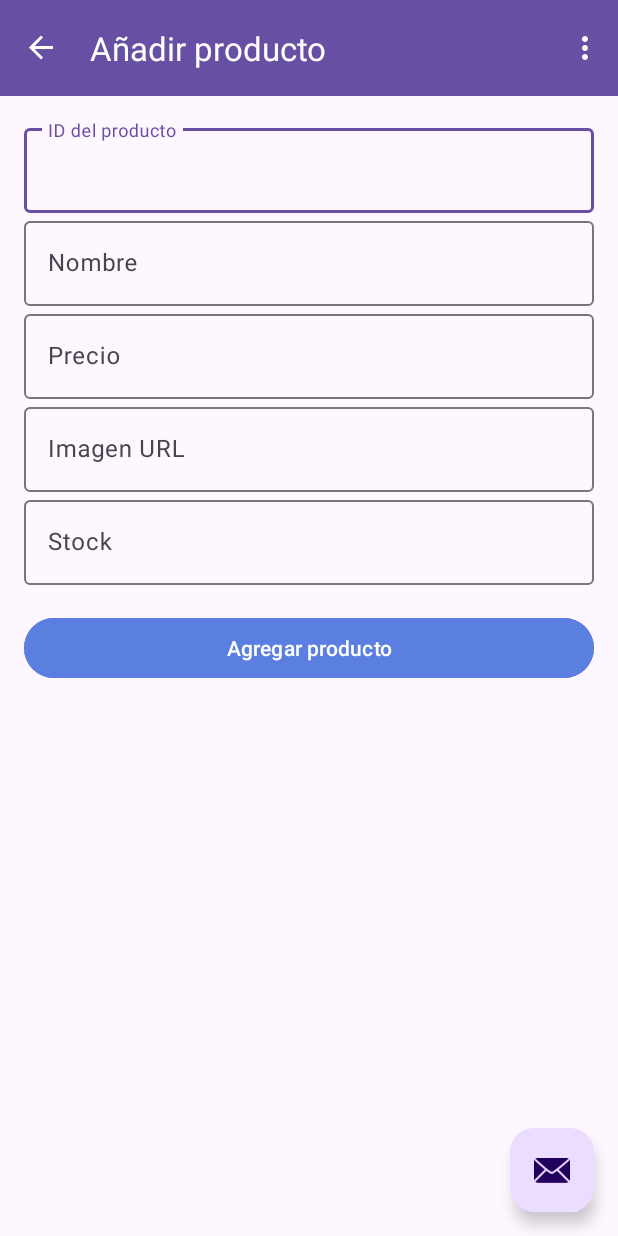
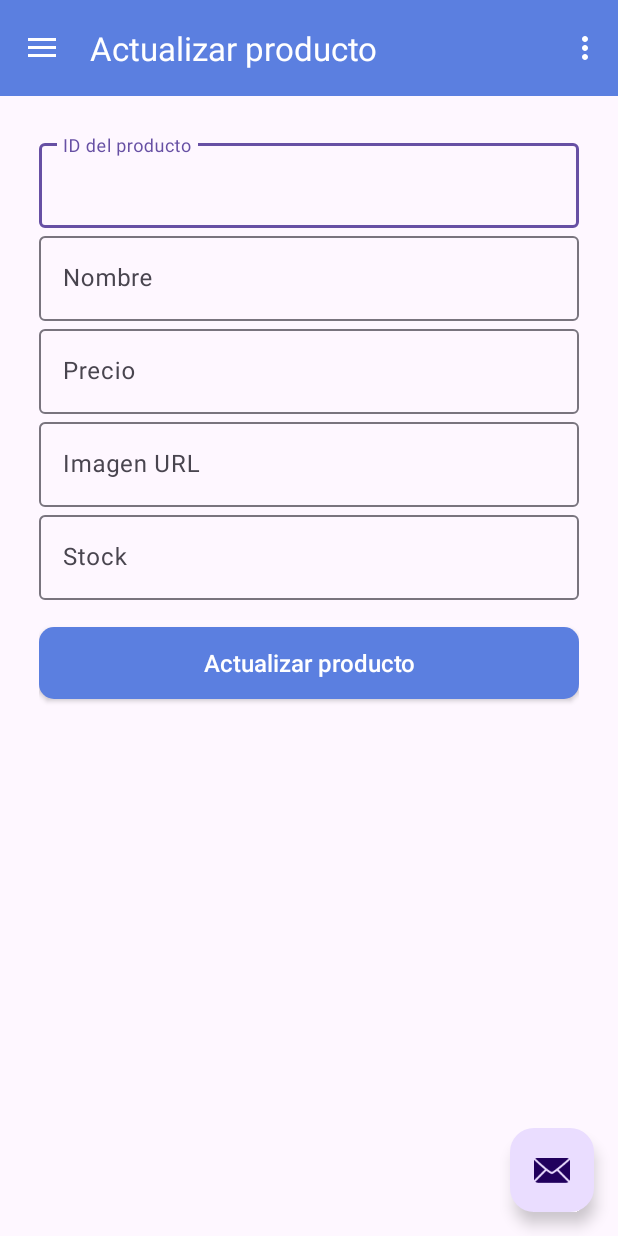
Before and after one commit to Kevingg06/RefactoringLife5_crud, an Android app: the screen it shows after launch (HomeActivityFragment), in the side drawer, after a tap on "Actualizar producto", on a phone screen of 412 x 824 dp. Run offline under Robolectric (Android 15) with nearby library versions, the phone set to English and light mode, and no system bars; our stand-ins replace data binding, navigation-ui.

Commit message:
update y add

```diff
--- a/app/src/main/AndroidManifest.xml
+++ b/app/src/main/AndroidManifest.xml
@@ -18,11 +18,10 @@
             android:label="@string/title_activity_home_fragment"
             android:theme="@style/Theme.MyApplication.NoActionBar" />
         <activity
-            android:name=".ui.HomeActivityFragment"
-            android:exported="true">
+        android:name=".ui.HomeActivityFragment"
+        android:exported="true">
             <intent-filter>
                 <action android:name="android.intent.action.MAIN" />
-
                 <category android:name="android.intent.category.LAUNCHER" />
             </intent-filter>
         </activity>
--- a/app/src/main/java/com/example/myapplication/ui/HomeActivityFragment.kt
+++ b/app/src/main/java/com/example/myapplication/ui/HomeActivityFragment.kt
@@ -39,7 +39,7 @@ class HomeActivityFragment : AppCompatActivity() {
         // menu should be considered as top level destinations.
         appBarConfiguration = AppBarConfiguration(
             setOf(
-                R.id.nav_home, R.id.nav_add, R.id.nav_slideshow
+                R.id.nav_home, R.id.nav_add, R.id.nav_update
             ), drawerLayout
         )
         setupActionBarWithNavController(navController, appBarConfiguration)
--- a/app/src/main/java/com/example/myapplication/ui/ui/add/AddFragment.kt
+++ b/app/src/main/java/com/example/myapplication/ui/ui/add/AddFragment.kt
@@ -82,7 +82,7 @@ class AddFragment : Fragment() {
             MaterialAlertDialogBuilder(requireContext())
                 .setTitle("Producto añadido")
                 .setMessage("El producto se ha agregado exitosamente.")
-                .setPositiveButton("OK") { dialog, _ ->
+                .setPositiveButton("Aceptar") { dialog, _ ->
                     dialog.dismiss()
                 }
                 .show()
@@ -90,6 +90,7 @@ class AddFragment : Fragment() {
             // Limpiar campos
             binding.idEditText.text?.clear()
             binding.nameEditText.text?.clear()
+            binding.priceEditText.text?.clear()
             binding.imageEditText.text?.clear()
             binding.stockEditText.text?.clear()
         }
--- a/app/src/main/java/com/example/myapplication/ui/ui/slideshow/SlideshowViewModel.kt
+++ b/app/src/main/java/com/example/myapplication/ui/ui/update/SlideshowViewModel.kt
@@ -1,4 +1,4 @@
-package com.example.myapplication.ui.ui.slideshow
+package com.example.myapplication.ui.ui.update
 
 import androidx.lifecycle.LiveData
 import androidx.lifecycle.MutableLiveData
--- /dev/null
+++ b/app/src/main/res/drawable/button_background.xml
@@ -0,0 +1,5 @@
+<?xml version="1.0" encoding="utf-8"?>
+<shape xmlns:android="http://schemas.android.com/apk/res/android">
+    <solid android:color="@color/azul" />
+    <corners android:radius="10dp" />
+</shape>
--- a/app/src/main/res/layout/app_bar_home_activity_fragment.xml
+++ b/app/src/main/res/layout/app_bar_home_activity_fragment.xml
@@ -15,7 +15,7 @@
             android:id="@+id/toolbar"
             android:layout_width="match_parent"
             android:layout_height="?attr/actionBarSize"
-            android:background="?attr/colorPrimary"
+            android:background="@color/azul"
             app:popupTheme="@style/Theme.MyApplication.PopupOverlay" />
 
     </com.google.android.material.appbar.AppBarLayout>
--- a/app/src/main/res/layout/fragment_add.xml
+++ b/app/src/main/res/layout/fragment_add.xml
@@ -174,6 +174,7 @@
         android:layout_width="match_parent"
         android:layout_height="match_parent"
         android:orientation="vertical"
+        android:layout_margin="10dp"
         android:padding="16dp"
         tools:context=".ui.AddFragment">
 
@@ -233,14 +234,17 @@
                 android:inputType="number" />
         </com.google.android.material.textfield.TextInputLayout>
 
-        <com.google.android.material.button.MaterialButton
+        <androidx.appcompat.widget.AppCompatButton
             android:id="@+id/addButton"
             android:layout_width="match_parent"
             android:layout_height="wrap_content"
             android:layout_gravity="center"
             android:layout_marginTop="18dp"
-            android:backgroundTint="@color/azul"
-            android:text="Agregar producto" />
+            android:textAllCaps="false"
+            android:textColor="@color/white"
+            android:textSize="16dp"
+            android:text="Agregar producto"
+            android:background="@drawable/button_background"/>
 
     </LinearLayout>
 </layout>
--- a/app/src/main/res/layout/fragment_update.xml
+++ b/app/src/main/res/layout/fragment_update.xml
@@ -13,6 +13,7 @@
         android:layout_width="match_parent"
         android:layout_height="match_parent"
         android:orientation="vertical"
+        android:layout_margin="10dp"
         android:padding="16dp"
         tools:context=".ui.UpdateFragment">
 
@@ -72,14 +73,17 @@
                 android:inputType="number" />
         </com.google.android.material.textfield.TextInputLayout>
 
-        <com.google.android.material.button.MaterialButton
+        <androidx.appcompat.widget.AppCompatButton
             android:id="@+id/updateButton"
             android:layout_width="match_parent"
             android:layout_height="wrap_content"
             android:layout_gravity="center"
             android:layout_marginTop="18dp"
-            android:backgroundTint="@color/azul"
-            android:text="Actualizar producto" />
+            android:textAllCaps="false"
+            android:textColor="@color/white"
+            android:textSize="16dp"
+            android:text="Actualizar producto"
+            android:background="@drawable/button_background"/>
 
     </LinearLayout>
 </layout>
--- a/app/src/main/res/navigation/nav_graph.xml
+++ b/app/src/main/res/navigation/nav_graph.xml
@@ -9,24 +9,25 @@
         android:id="@+id/nav_home"
         android:name="com.example.myapplication.ui.ui.home.HomeFragment"
         android:label="@string/menu_home"
-        tools:layout="@layout/fragment_home" />
+        tools:layout="@layout/fragment_home" >
+        <action
+            android:id="@+id/action_nav_home_to_nav_add"
+            app:destination="@id/nav_add" />
+        <action
+            android:id="@+id/action_nav_home_to_nav_update"
+            app:destination="@id/nav_update" />
+    </fragment>
 
     <fragment
         android:id="@+id/nav_add"
-        android:name="com.example.myapplication.ui.ui.update.UpdateFragment"
-        android:label="@string/menu_update"
+        android:name="com.example.myapplication.ui.ui.add.AddFragment"
+        android:label="@string/menu_add"
         tools:layout="@layout/fragment_add" />
 
     <fragment
         android:id="@+id/nav_update"
-        android:name="com.example.myapplication.ui.ui.add.AddFragment"
-        android:label="@string/menu_add"
+        android:name="com.example.myapplication.ui.ui.update.UpdateFragment"
+        android:label="@string/menu_update"
         tools:layout="@layout/fragment_update" />
 
-
-    <fragment
-        android:id="@+id/nav_delete"
-        android:name="com.example.myapplication.ui.ui.slideshow.SlideshowFragment"
-        android:label="@string/menu_delete"
-        tools:layout="@layout/fragment_slideshow" />
 </navigation>
```
Also changed, not shown: app/src/main/java/com/example/myapplication/ui/ui/slideshow/SlideshowFragment.kt (deleted, +0 -42 lines), app/src/main/java/com/example/myapplication/ui/ui/update/UpdateFragment.kt (+5 -3 lines), app/src/main/res/layout/fragment_slideshow.xml (deleted, +0 -22 lines).
